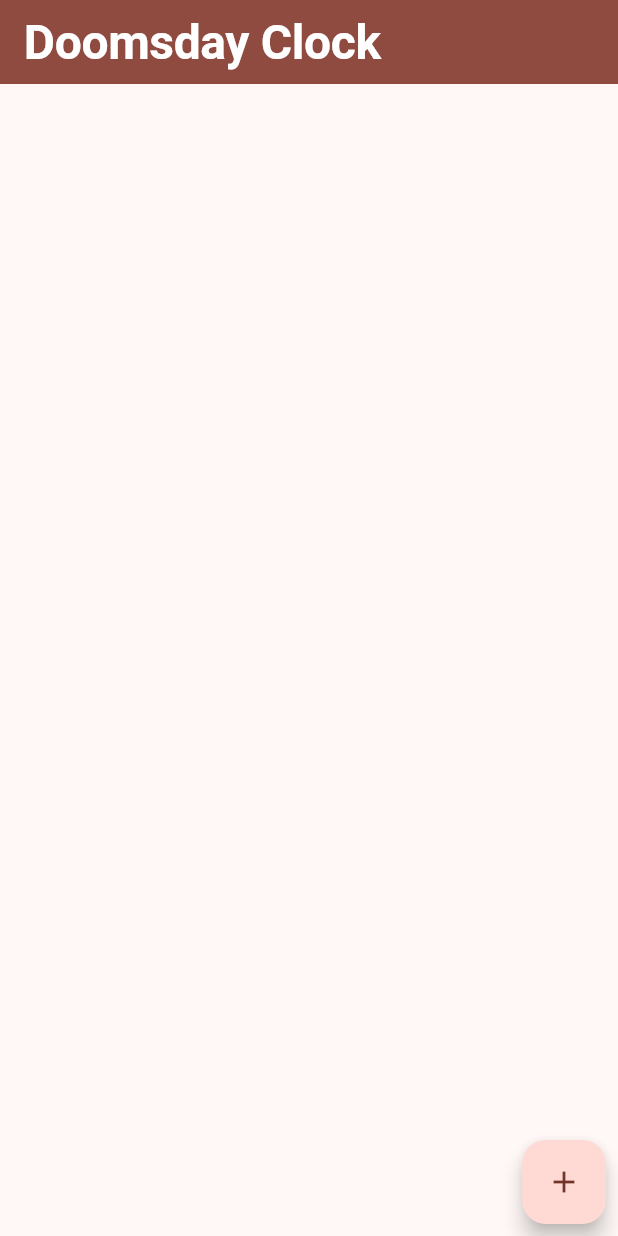
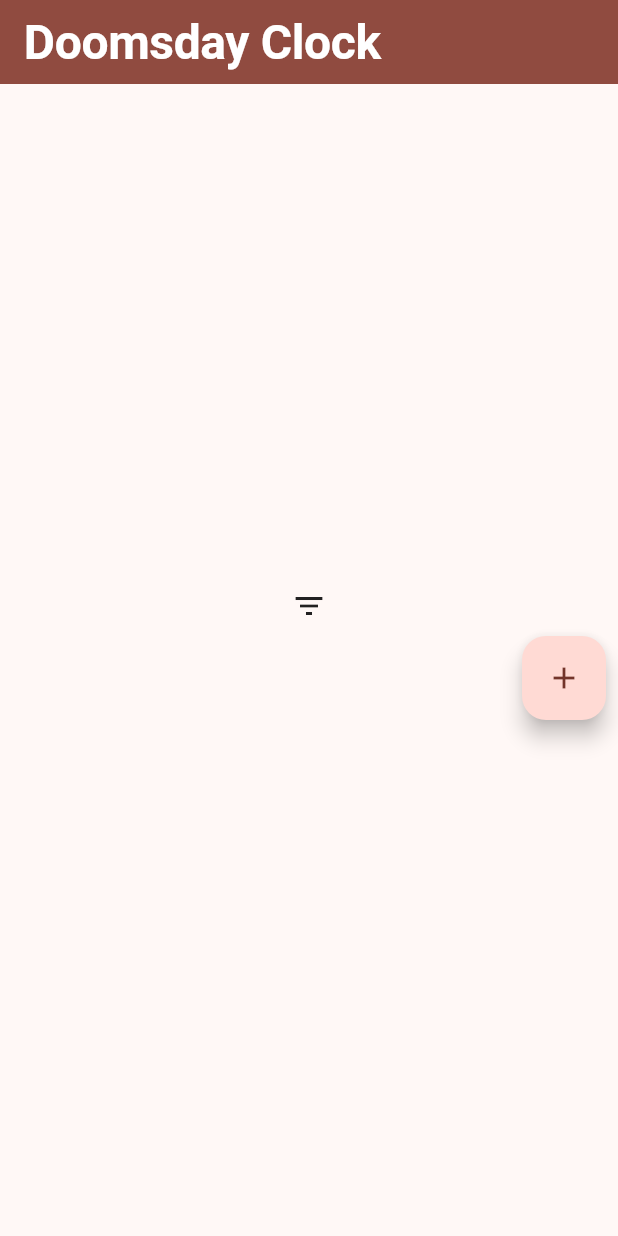
Before and after one commit to angeldeniz11235/doomsday_app, a Flutter app: the screen it shows after launch, on a phone screen of 412 x 824 dp. Run offline on Flutter 3.47's test engine with Material 3 defaults, Android fonts, the phone set to English and light mode, and no system bars; our stand-ins replace cloud_firestore, firebase_core, firebase_storage, font_awesome_flutter, image_picker, logger; missing offline and left inert: firebase_app_check; accounts and stored records are empty.

Commit message:
Filter dialog loading correctly

```diff
--- a/lib/main.dart
+++ b/lib/main.dart
@@ -3,6 +3,7 @@ import 'package:doomsday_app/add_doomsday.dart';
 import 'package:doomsday_app/doomsday.dart';
 import 'package:firebase_app_check/firebase_app_check.dart';
 import 'package:flutter/material.dart';
+import 'package:flutter/widgets.dart';
 import 'dart:async';
 import 'package:logger/logger.dart';
 
@@ -26,7 +27,8 @@ void main() async {
   );
   runApp(ChangeNotifierProvider(
     create: (context) => ClockModel(),
-    child: const MyApp(),
+    child: ChangeNotifierProvider(
+        create: (context) => FilterSortModel(), child: const MyApp()),
   ));
 }
 
@@ -40,8 +42,8 @@ class MyApp extends StatelessWidget {
     return MaterialApp(
       title: 'Doomsday Clock',
       theme: ThemeData(
-        colorScheme:
-            ColorScheme.fromSeed(seedColor: Color.fromARGB(255, 255, 0, 0)!),
+        colorScheme: ColorScheme.fromSeed(
+            seedColor: const Color.fromARGB(255, 255, 0, 0)),
         textTheme: const TextTheme(
           displayLarge: TextStyle(
             fontSize: 32,
@@ -82,16 +84,13 @@ class _MyHomePageState extends State<MyHomePage> {
         ),
       ),
       body: const Center(
+        child: SingleChildScrollView(
           child: Column(
             mainAxisAlignment: MainAxisAlignment.center,
             children: [
-            Align(
-              alignment: Alignment.center,
-              child: Clock(),
-            ),
-            Expanded(
-              child: UpcomingDoomsdays(),
-            ),
+              Clock(),
+              SortFilter(),
+              UpcomingDoomsdays(),
               Align(
                 alignment: Alignment.bottomRight,
                 child: Padding(
@@ -100,6 +99,7 @@ class _MyHomePageState extends State<MyHomePage> {
                 ),
               ),
             ],
+          ),
         ),
       ),
     );
@@ -164,13 +164,9 @@ class _ClockState extends State<Clock> {
   Widget build(BuildContext context) {
     logger.i('Building Clock');
     return Consumer<ClockModel>(builder: (context, clockModel, child) {
-      return
-          // If the countdown is hidden, return an empty container
-          clockModel._hidden
+      return clockModel._hidden
           ? const SizedBox()
-              : Column(
-                  children: [
-                    Container(
+          : Container(
               margin: const EdgeInsets.all(20),
               padding: const EdgeInsets.all(20),
               decoration: BoxDecoration(
@@ -189,7 +185,146 @@ class _ClockState extends State<Clock> {
                   ),
                 ],
               ),
-                    )
+            );
+    });
+  }
+}
+
+class FilterSortModel extends ChangeNotifier {
+  bool _ascending = true;
+  String _filter = "";
+  String _field = "date";
+  bool _isHidden = true;
+
+  void setFilter(String filter) {
+    _filter = filter;
+    notifyListeners();
+  }
+
+  void setSort(bool ascending) {
+    _ascending = ascending;
+    notifyListeners();
+  }
+
+  void setField(String field) {
+    _field = field;
+    notifyListeners();
+  }
+
+  void setIsHidden(bool value) {
+    _isHidden = value;
+    notifyListeners();
+  }
+
+  bool get ascending => _ascending;
+  String get filter => _filter;
+  String get field => _field;
+  bool get isHidden => _isHidden;
+}
+
+class SortFilter extends StatefulWidget {
+  const SortFilter({super.key});
+
+  @override
+  State<SortFilter> createState() => _SortFilterState();
+}
+
+class _SortFilterState extends State<SortFilter> {
+  bool _isHidden = true;
+  @override
+  Widget build(BuildContext context) {
+    logger.i('Building SortFilter');
+    return Consumer<FilterSortModel>(
+        builder: (context, filterSortModel, child) {
+      return Column(
+        mainAxisAlignment: MainAxisAlignment.spaceBetween,
+        children: [
+          GestureDetector(
+            child: const Icon(Icons.filter_list),
+            onTap: () {
+              _isHidden = !_isHidden;
+              filterSortModel.setIsHidden(_isHidden);
+              setState(() {
+                logger.i('Filter and sort options toggled.');
+              });
+            },
+          ),
+          _isHidden
+              ? const SizedBox(height: 0)
+              : Padding(
+                  padding: const EdgeInsets.all(16.0),
+                  child: Column(
+                    children: [
+                      Padding(
+                        padding: const EdgeInsets.all(16.0),
+                        child: Row(
+                          children: [
+                            const Text('Sort by: '),
+                            const SizedBox(width: 10),
+                            DropdownButton<String>(
+                              value: filterSortModel.field,
+                              items: <String>[
+                                'date',
+                                'title',
+                                'category'
+                              ].map<DropdownMenuItem<String>>((String value) {
+                                return DropdownMenuItem<String>(
+                                  value: value,
+                                  child: Text(value),
+                                );
+                              }).toList(),
+                              onChanged: (String? value) {
+                                filterSortModel.setField(value!);
+                              },
+                            ),
+                          ],
+                        ),
+                      ),
+                      Padding(
+                        padding: const EdgeInsets.all(8.0),
+                        child: Row(
+                          children: [
+                            const Text('Order: '),
+                            const SizedBox(width: 10),
+                            DropdownButton<String>(
+                              value: filterSortModel.ascending
+                                  ? 'ascending'
+                                  : 'descending',
+                              items: <String>[
+                                'ascending',
+                                'descending'
+                              ].map<DropdownMenuItem<String>>((String value) {
+                                return DropdownMenuItem<String>(
+                                  value: value,
+                                  child: Text(value),
+                                );
+                              }).toList(),
+                              onChanged: (String? value) {
+                                filterSortModel.setSort(value == 'ascending');
+                              },
+                            ),
+                          ],
+                        ),
+                      ),
+                      Padding(
+                        padding: const EdgeInsets.all(8.0),
+                        child: Row(
+                          children: [
+                            const Text('Filter: '),
+                            const SizedBox(width: 10),
+                            Expanded(
+                              child: TextField(
+                                onChanged: (String value) {
+                                  filterSortModel.setFilter(value);
+                                },
+                              ),
+                            ),
+                          ],
+                        ),
+                      ),
+                    ],
+                  ),
+                ),
         ],
       );
     });
@@ -204,26 +339,28 @@ class UpcomingDoomsdays extends StatefulWidget {
 }
 
 class _UpcomingDoomsdaysState extends State<UpcomingDoomsdays> {
-  // Create a reference to the Firebase Storage
   final storageRef = FirebaseStorage.instance.ref();
-
-  //selected list tile
   final Set<int> _selectedIndices = {};
   @override
   Widget build(BuildContext context) {
-    //get the theme of the app
     final theme = Theme.of(context);
-    logger.i('Building UpcomingDoomsdays');
-    return StreamBuilder<QuerySnapshot>(
-      stream: FirebaseFirestore.instance.collection('doomsday').snapshots(),
+    bool isHidden = !(Provider.of<FilterSortModel>(context).isHidden);
+    return isHidden
+        ? const SizedBox()
+        : StreamBuilder<QuerySnapshot>(
+            stream:
+                FirebaseFirestore.instance.collection('doomsday').snapshots(),
             builder: (context, snapshot) {
               if (snapshot.hasData) {
+                logger.i('Building UpcomingDoomsdays');
                 final doomsdays = snapshot.data!.docs.map((doc) {
                   final data = doc.data() as Map<String, dynamic>;
                   return Doomsday(
                     category: data['category'],
                     title: data['title'],
-              date: data['date'] != null ? DateTime.parse(data['date']) : null,
+                    date: data['date'] != null
+                        ? DateTime.parse(data['date'])
+                        : null,
                     description: data['description'],
                     image: data['image'],
                     icon: data['icon'],
@@ -231,14 +368,16 @@ class _UpcomingDoomsdaysState extends State<UpcomingDoomsdays> {
                   );
                 }).toList();
                 return ListView.builder(
-            controller: ScrollController(),
+                  shrinkWrap:
+                      true, // Added this to limit the height of ListView
                   itemCount: doomsdays.length,
                   itemBuilder: (context, index) {
                     return Card(
                       elevation: 3.0,
                       child: ListTile(
                         selected: _selectedIndices.contains(index),
-                  selectedTileColor: theme.colorScheme.surface.withAlpha(25),
+                        selectedTileColor:
+                            theme.colorScheme.surface.withAlpha(25),
                         leading: GestureDetector(
                           child: doomsdays[index].icon != null
                               ? FutureBuilder(
@@ -253,8 +392,8 @@ class _UpcomingDoomsdaysState extends State<UpcomingDoomsdays> {
                                               snapshot.data as String,
                                               width: 50,
                                               height: 50,
-                                        errorBuilder:
-                                            (context, exception, stackTrace) {
+                                              errorBuilder: (context, exception,
+                                                  stackTrace) {
                                                 return const Icon(Icons.error,
                                                     color: Colors.red);
                                               },
@@ -266,12 +405,12 @@ class _UpcomingDoomsdaysState extends State<UpcomingDoomsdays> {
                                         ConnectionState.waiting) {
                                       return const CircularProgressIndicator();
                                     }
-                              return const Icon(Icons.error, color: Colors.red);
+                                    return const Icon(Icons.error,
+                                        color: Colors.red);
                                   },
                                 )
                               : null,
                           onTap: () {
-                      // Show a dialog with the image if available
                             if (doomsdays[index].image != null) {
                               showDialog(
                                 context: context,
@@ -289,16 +428,18 @@ class _UpcomingDoomsdaysState extends State<UpcomingDoomsdays> {
                                                   ConnectionState.done) {
                                                 return Image.network(
                                                   snapshot.data as String,
-                                            loadingBuilder: (context, child,
-                                                loadingProgress) {
-                                              if (loadingProgress == null) {
+                                                  loadingBuilder: (context,
+                                                      child, loadingProgress) {
+                                                    if (loadingProgress ==
+                                                        null) {
                                                       return child;
                                                     }
                                                     return const CircularProgressIndicator();
                                                   },
-                                            errorBuilder: (context, exception,
-                                                stackTrace) {
-                                              return const Icon(Icons.error,
+                                                  errorBuilder: (context,
+                                                      exception, stackTrace) {
+                                                    return const Icon(
+                                                        Icons.error,
                                                         color: Colors.red);
                                                   },
                                                 );
@@ -311,76 +452,52 @@ class _UpcomingDoomsdaysState extends State<UpcomingDoomsdays> {
                                                   color: Colors.red);
                                             },
                                           )
-                                  : null,
+                                        : const Icon(Icons.error,
+                                            color: Colors.red),
                                   );
                                 },
                               );
                             }
                           },
                         ),
-                  title: Text(
-                    "${doomsdays[index].date!.year} ${doomsdays[index].title} ",
-                    style: theme.textTheme.titleMedium!.copyWith(
-                      fontWeight: FontWeight.bold,
+                        title: Text(doomsdays[index].title!),
+                        subtitle: Column(
+                          crossAxisAlignment: CrossAxisAlignment.start,
+                          children: [
+                            Text(doomsdays[index].category!),
+                            Text(
+                              doomsdays[index].date != null
+                                  ? '${doomsdays[index].date!.year}-${doomsdays[index].date!.month.toString().padLeft(2, '0')}-${doomsdays[index].date!.day.toString().padLeft(2, '0')}'
+                                  : 'No date',
                             ),
+                            Text(doomsdays[index].description ?? ''),
+                          ],
                         ),
-                  subtitle: Text(doomsdays[index].description ?? ""),
-                  tileColor: theme.colorScheme.surface,
-                  shape: RoundedRectangleBorder(
-                    borderRadius: BorderRadius.circular(10),
-                  ),
-                  contentPadding: const EdgeInsets.all(10),
                         trailing: GestureDetector(
                           child: const Icon(Icons.delete, color: Colors.red),
-                    onTap: () {
-                      logger.i(
-                          'Deleting doomsday: ${doomsdays[index].description}');
-                      // Delete the doomsday
-                      FirebaseFirestore.instance
+                          onTap: () async {
+                            await FirebaseFirestore.instance
                                 .collection('doomsday')
                                 .doc(doomsdays[index].docId)
                                 .delete();
-                      logger.i(
-                          'Doomsday ${doomsdays[index].title} deleted from firestore.');
-                      //show a message to confirm deletion
-                      ScaffoldMessenger.of(context).showSnackBar(
-                        SnackBar(
-                          content: Text(
-                              'Doomsday ${doomsdays[index].title} deleted.'),
-                        ),
-                      );
+                            setState(() {
+                              logger.i('Deleted doomsday: $index');
+                            });
                           },
                         ),
                         onTap: () {
-                    // When a doomsday is tapped change the selected card
                           setState(() {
-                      _selectedIndices.clear();
-                      if (_selectedIndices.contains(index)) {
-                        _selectedIndices.remove(index);
-                      } else {
-                        _selectedIndices.add(index);
-                      }
+                            _selectedIndices.contains(index)
+                                ? _selectedIndices.remove(index)
+                                : _selectedIndices.add(index);
                           });
-
-                    // Change the target date and title
-                    Provider.of<ClockModel>(context, listen: false)
-                        .changeTarget(doomsdays[index]);
-                    // unhide the countdown
-                    Provider.of<ClockModel>(context, listen: false)
-                        .isHidden(false);
-                    logger.i(
-                        'Changing target to ${doomsdays[index].title} on ${doomsdays[index].date}');
                         },
                       ),
                     );
                   },
                 );
-        } else if (snapshot.hasError) {
-          logger.e('Error: ${snapshot.error}');
-          return Text('Error: ${snapshot.error}');
               } else {
-          logger.i('Loading data...');
-          return const CircularProgressIndicator();
+                return const Center(child: CircularProgressIndicator());
               }
             },
           );
@@ -388,7 +505,7 @@ class _UpcomingDoomsdaysState extends State<UpcomingDoomsdays> {
 }
 
 class _FloatingActionButton extends StatelessWidget {
-  const _FloatingActionButton({super.key});
+  const _FloatingActionButton();
 
   @override
   Widget build(BuildContext context) {
```
Lines whose indentation alone changed are shown as unchanged.
